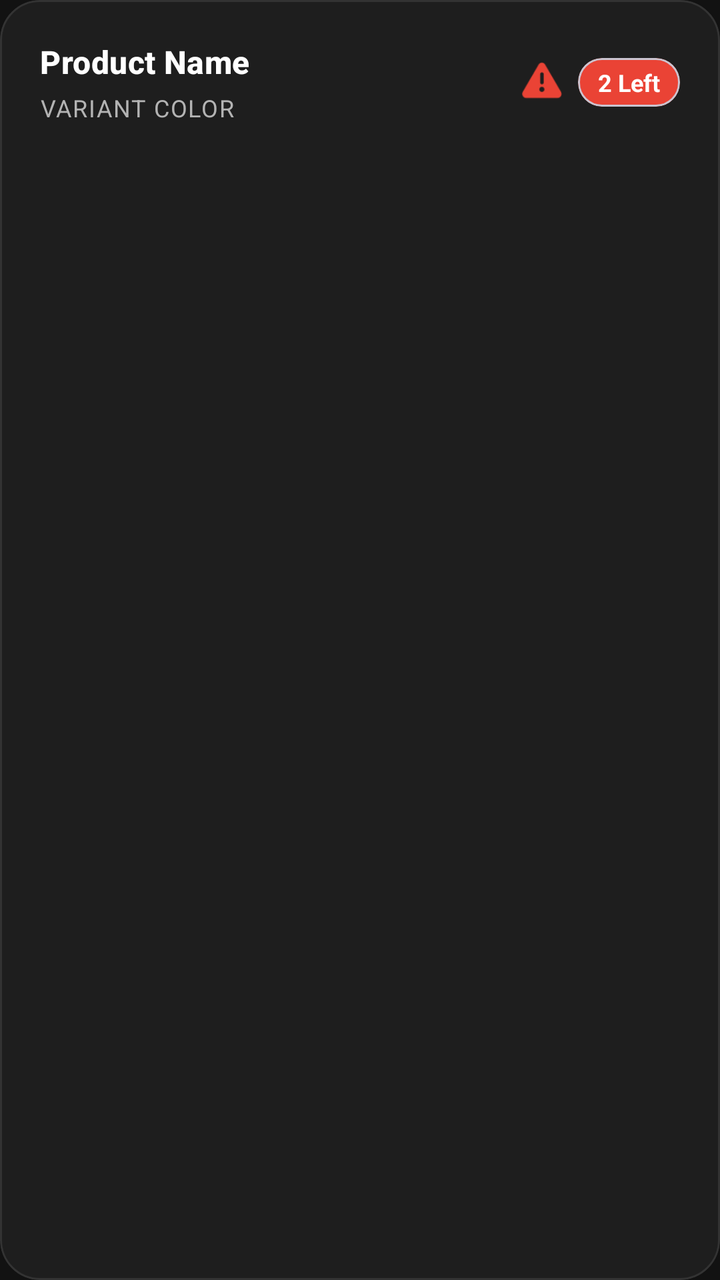
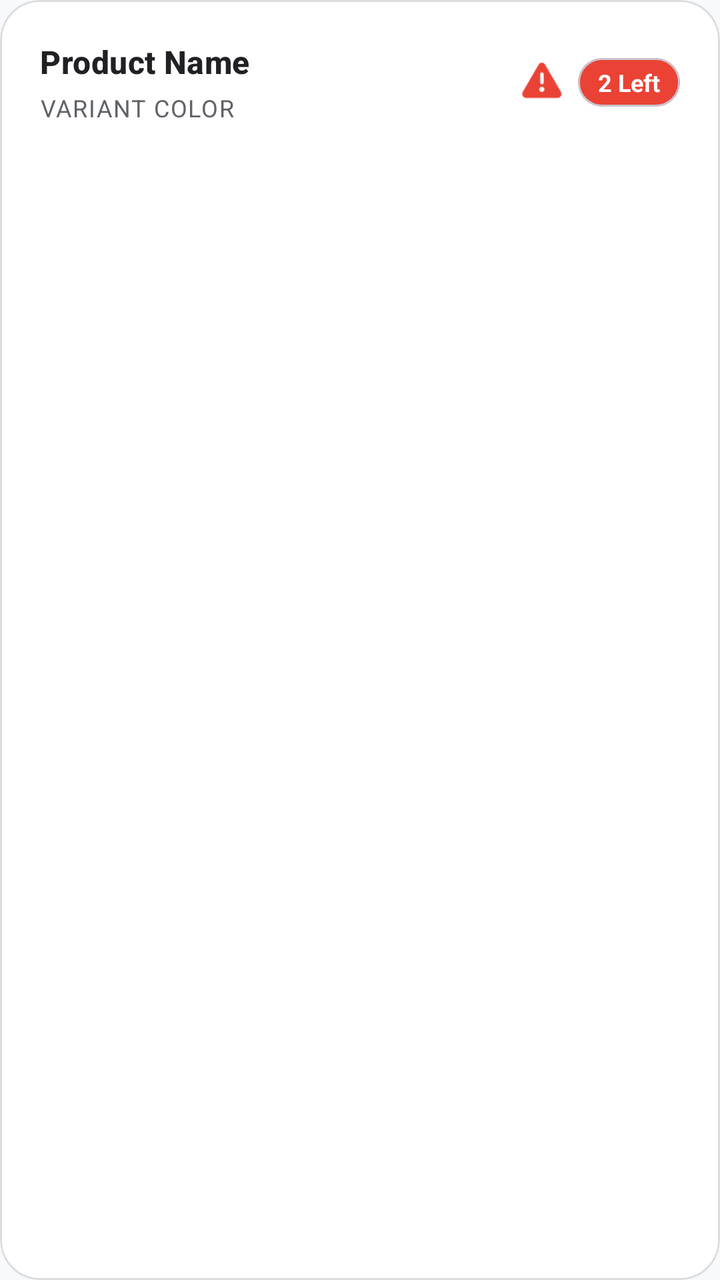

Screens rendered from an Android XML layout before and after an edit, with the pre-edit source and the edit as a unified diff.
<!-- AndroidManifest.xml: application theme Theme.HastaKalaShop -->
<!-- res/layout/item_stock_alert.xml -->
<?xml version="1.0" encoding="utf-8"?>
<com.google.android.material.card.MaterialCardView xmlns:android="http://schemas.android.com/apk/res/android"
    xmlns:app="http://schemas.android.com/apk/res-auto"
    android:layout_width="match_parent"
    android:layout_height="wrap_content"
    android:layout_marginHorizontal="16dp"
    android:layout_marginVertical="8dp"
    app:cardElevation="0dp"
    app:strokeWidth="1dp"
    app:strokeColor="@color/divider_color"
    app:cardBackgroundColor="@color/surface_dark"
    app:cardCornerRadius="20dp">

    <androidx.constraintlayout.widget.ConstraintLayout
        android:layout_width="match_parent"
        android:layout_height="wrap_content"
        android:padding="20dp">

        <TextView
            android:id="@+id/tv_item_name"
            android:layout_width="0dp"
            android:layout_height="wrap_content"
            android:text="Product Name"
            android:textAppearance="?attr/textAppearanceTitleMedium"
            android:textColor="@color/text_primary"
            android:textStyle="bold"
            app:layout_constraintStart_toStartOf="parent"
            app:layout_constraintTop_toTopOf="parent"
            app:layout_constraintEnd_toStartOf="@id/iv_warning"
            android:layout_marginEnd="12dp" />

        <TextView
            android:id="@+id/tv_variant"
            android:layout_width="0dp"
            android:layout_height="wrap_content"
            android:text="Variant Color"
            android:textAppearance="?attr/textAppearanceBodySmall"
            android:textColor="@color/text_secondary"
            android:textAllCaps="true"
            android:letterSpacing="0.05"
            app:layout_constraintStart_toStartOf="parent"
            app:layout_constraintTop_toBottomOf="@id/tv_item_name"
            android:layout_marginTop="4dp" />

        <ImageView
            android:id="@+id/iv_warning"
            android:layout_width="20dp"
            android:layout_height="20dp"
            android:src="@android:drawable/ic_dialog_alert"
            app:tint="@color/stock_critical"
            android:layout_marginEnd="8dp"
            app:layout_constraintEnd_toStartOf="@id/badge_card"
            app:layout_constraintTop_toTopOf="parent"
            app:layout_constraintBottom_toBottomOf="parent" />

        <com.google.android.material.card.MaterialCardView
            android:id="@+id/badge_card"
            android:layout_width="wrap_content"
            android:layout_height="wrap_content"
            app:cardBackgroundColor="@color/stock_critical"
            app:cardCornerRadius="12dp"
            app:cardElevation="0dp"
            app:layout_constraintEnd_toEndOf="parent"
            app:layout_constraintTop_toTopOf="parent"
            app:layout_constraintBottom_toBottomOf="parent">

            <TextView
                android:id="@+id/tv_stock_count"
                android:layout_width="wrap_content"
                android:layout_height="wrap_content"
                android:paddingHorizontal="10dp"
                android:paddingVertical="4dp"
                android:text="2 Left"
                android:textColor="@android:color/white"
                android:textSize="12sp"
                android:textStyle="bold" />
        </com.google.android.material.card.MaterialCardView>

    </androidx.constraintlayout.widget.ConstraintLayout>
</com.google.android.material.card.MaterialCardView>
<!-- resources referenced by this layout -->
<resources>
  <color name="divider_color">#333333</color>
  <color name="stock_critical">#EA4335</color>
  <color name="surface_dark">#1E1E1E</color>
  <color name="text_primary">#FFFFFF</color>
  <color name="text_secondary">#B3B3B3</color>
  <style name="Theme.HastaKalaShop" parent="Theme.Material3.DayNight.NoActionBar">
          <item name="colorPrimary">@color/primary</item>
          <item name="colorOnPrimary">@color/onPrimary</item>
          <item name="colorPrimaryContainer">@color/primaryContainer</item>
          <item name="colorOnPrimaryContainer">@color/onPrimaryContainer</item>
          <item name="colorSecondary">@color/secondary</item>
          <item name="colorOnSecondary">@color/onSecondary</item>
          <item name="android:colorBackground">@color/background</item>
          <item name="colorSurface">@color/surface</item>
          <item name="colorOnSurface">@color/onSurface</item>
          <item name="colorSurfaceVariant">@color/surfaceVariant</item>
          <item name="colorOnSurfaceVariant">@color/onSurfaceVariant</item>
          <item name="colorOutline">@color/outline</item>
          <item name="colorSecondaryContainer">@color/primary</item>
          <item name="colorOnSecondaryContainer">@color/onPrimary</item>
  
          <item name="android:navigationBarColor">@color/bg_dark</item>
          <item name="android:statusBarColor">@color/bg_dark</item>
          
          <item name="android:windowBackground">@color/background</item>
  
          <item name="textAppearanceHeadlineMedium">@style/TextAppearance.HastaKala.HeadlineMedium</item>
          <item name="textAppearanceTitleLarge">@style/TextAppearance.HastaKala.TitleLarge</item>
      </style>
  <color name="primary">@color/accent_simple</color>
  <color name="onPrimary">#121212</color>
  <color name="primaryContainer">#2C2C2C</color>
  <color name="onPrimaryContainer">#8AB4F8</color>
  <color name="secondary">#E8EAED</color>
  <color name="onSecondary">#121212</color>
  <color name="background">@color/bg_dark</color>
  <color name="surface">@color/surface_dark</color>
  <color name="onSurface">@color/text_primary</color>
  <color name="surfaceVariant">@color/surface_variant</color>
  <color name="onSurfaceVariant">@color/text_secondary</color>
  <color name="outline">@color/divider_color</color>
  <color name="bg_dark">#121212</color>
  <style name="TextAppearance.HastaKala.HeadlineMedium" parent="TextAppearance.Material3.HeadlineMedium">
          <item name="android:fontFamily">sans-serif-medium</item>
          <item name="android:textStyle">normal</item>
          <item name="android:textColor">@color/onSurface</item>
      </style>
  <style name="TextAppearance.HastaKala.TitleLarge" parent="TextAppearance.Material3.TitleLarge">
          <item name="android:fontFamily">sans-serif-medium</item>
          <item name="android:textStyle">normal</item>
          <item name="android:textColor">@color/onSurface</item>
      </style>
  <color name="accent_simple">#8AB4F8</color>
  <color name="surface_variant">#2C2C2C</color>
</resources>

<!-- the commit's change to res/layout/item_stock_alert.xml (unified diff, before → after) -->
@@ -8,7 +8,7 @@
     app:cardElevation="0dp"
     app:strokeWidth="1dp"
     app:strokeColor="@color/divider_color"
-    app:cardBackgroundColor="@color/surface_dark"
+    app:cardBackgroundColor="@color/surface"
     app:cardCornerRadius="20dp">
 
     <androidx.constraintlayout.widget.ConstraintLayout
<!-- resource entries referenced after the edit -->
@@ -1,11 +1,10 @@
 <!-- resources referenced by this layout -->
 <resources>
-  <color name="divider_color">#333333</color>
+  <color name="divider_color">#DADCE0</color>
   <color name="stock_critical">#EA4335</color>
-  <color name="surface_dark">#1E1E1E</color>
-  <color name="text_primary">#FFFFFF</color>
-  <color name="text_secondary">#B3B3B3</color>
-  <style name="Theme.HastaKalaShop" parent="Theme.Material3.DayNight.NoActionBar">
+  <color name="text_primary">#202124</color>
+  <color name="text_secondary">#5F6368</color>
+  <style name="Theme.HastaKalaShop" parent="Theme.Material3.Light.NoActionBar">
           <item name="colorPrimary">@color/primary</item>
           <item name="colorOnPrimary">@color/onPrimary</item>
           <item name="colorPrimaryContainer">@color/primaryContainer</item>
@@ -18,30 +17,32 @@
           <item name="colorSurfaceVariant">@color/surfaceVariant</item>
           <item name="colorOnSurfaceVariant">@color/onSurfaceVariant</item>
           <item name="colorOutline">@color/outline</item>
-          <item name="colorSecondaryContainer">@color/primary</item>
-          <item name="colorOnSecondaryContainer">@color/onPrimary</item>
+          <item name="colorSecondaryContainer">@color/primaryContainer</item>
+          <item name="colorOnSecondaryContainer">@color/onPrimaryContainer</item>
   
-          <item name="android:navigationBarColor">@color/bg_dark</item>
-          <item name="android:statusBarColor">@color/bg_dark</item>
+          <item name="android:navigationBarColor">@color/background</item>
+          <item name="android:statusBarColor">@color/background</item>
+          <item name="android:windowLightStatusBar">true</item>
+          <item name="android:windowLightNavigationBar">true</item>
           
           <item name="android:windowBackground">@color/background</item>
   
           <item name="textAppearanceHeadlineMedium">@style/TextAppearance.HastaKala.HeadlineMedium</item>
           <item name="textAppearanceTitleLarge">@style/TextAppearance.HastaKala.TitleLarge</item>
       </style>
+  <color name="surface_light">#FFFFFF</color>
   <color name="primary">@color/accent_simple</color>
-  <color name="onPrimary">#121212</color>
-  <color name="primaryContainer">#2C2C2C</color>
-  <color name="onPrimaryContainer">#8AB4F8</color>
-  <color name="secondary">#E8EAED</color>
-  <color name="onSecondary">#121212</color>
-  <color name="background">@color/bg_dark</color>
-  <color name="surface">@color/surface_dark</color>
+  <color name="onPrimary">#FFFFFF</color>
+  <color name="primaryContainer">#D2E3FC</color>
+  <color name="onPrimaryContainer">#174EA6</color>
+  <color name="secondary">#5F6368</color>
+  <color name="onSecondary">#FFFFFF</color>
+  <color name="background">@color/bg_light</color>
+  <color name="surface">@color/surface_light</color>
   <color name="onSurface">@color/text_primary</color>
-  <color name="surfaceVariant">@color/surface_variant</color>
+  <color name="surfaceVariant">@color/surface_variant_light</color>
   <color name="onSurfaceVariant">@color/text_secondary</color>
   <color name="outline">@color/divider_color</color>
-  <color name="bg_dark">#121212</color>
   <style name="TextAppearance.HastaKala.HeadlineMedium" parent="TextAppearance.Material3.HeadlineMedium">
           <item name="android:fontFamily">sans-serif-medium</item>
           <item name="android:textStyle">normal</item>
@@ -52,7 +53,8 @@
           <item name="android:textStyle">normal</item>
           <item name="android:textColor">@color/onSurface</item>
       </style>
-  <color name="accent_simple">#8AB4F8</color>
-  <color name="surface_variant">#2C2C2C</color>
+  <color name="accent_simple">#1A73E8</color>
+  <color name="bg_light">#F8F9FA</color>
+  <color name="surface_variant_light">#F1F3F4</color>
 </resources>
 
